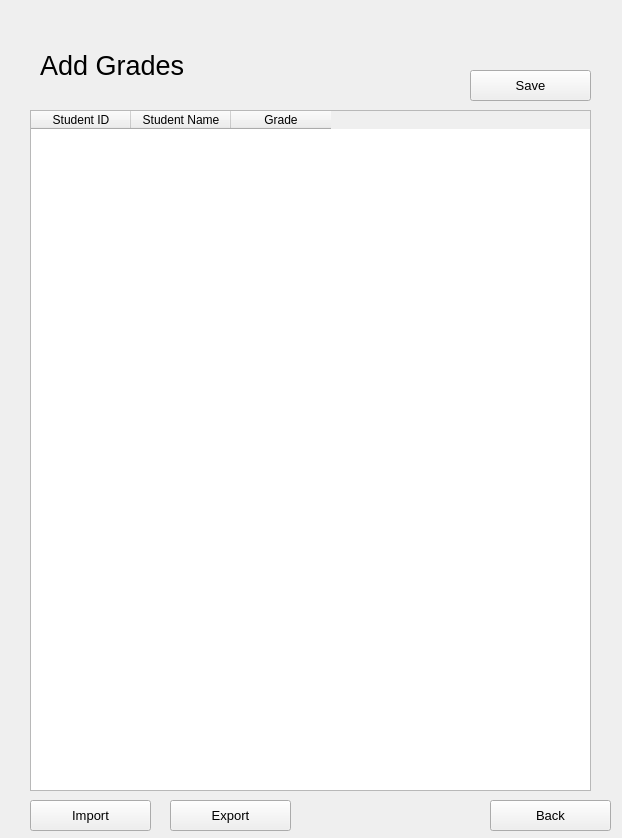
Before: the Qt Designer form resources/UI/addGrade.ui in Poom1997/gman, drawn with Qt 5.
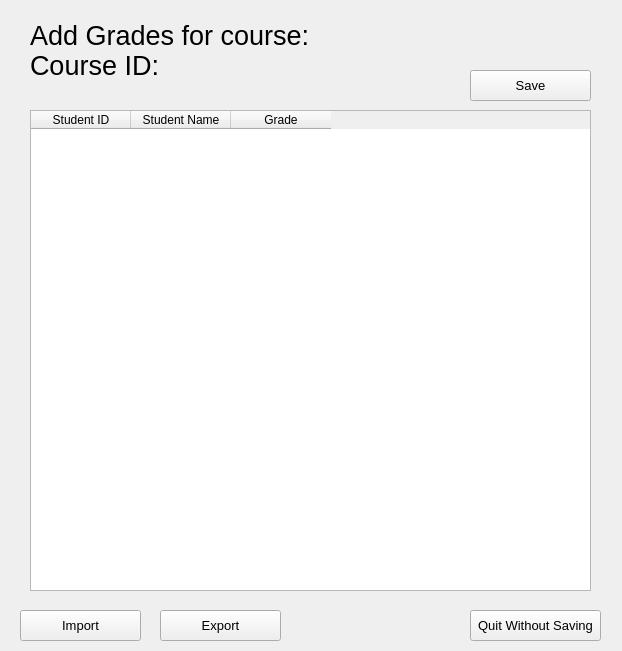
After: the same form once the commit is applied.

Commit message: FinishCourse+GradeProfessor

What changed in the file:
```diff
--- a/resources/UI/addGrade.ui
+++ b/resources/UI/addGrade.ui
@@ -7,7 +7,7 @@
     <x>0</x>
     <y>0</y>
     <width>622</width>
-    <height>838</height>
+    <height>651</height>
    </rect>
   </property>
   <property name="windowTitle">
@@ -16,9 +16,9 @@
   <widget class="QLabel" name="label_3">
    <property name="geometry">
     <rect>
-     <x>40</x>
-     <y>40</y>
-     <width>181</width>
+     <x>30</x>
+     <y>10</y>
+     <width>281</width>
      <height>51</height>
     </rect>
    </property>
@@ -28,7 +28,7 @@
     </font>
    </property>
    <property name="text">
-    <string>Add Grades</string>
+    <string>Add Grades for course:</string>
    </property>
   </widget>
   <widget class="QTableWidget" name="addGradeTable">
@@ -37,7 +37,7 @@
      <x>30</x>
      <y>110</y>
      <width>561</width>
-     <height>681</height>
+     <height>481</height>
     </rect>
    </property>
    <column>
@@ -77,9 +77,9 @@
   <widget class="QPushButton" name="backButton">
    <property name="geometry">
     <rect>
-     <x>490</x>
-     <y>800</y>
-     <width>121</width>
+     <x>470</x>
+     <y>610</y>
+     <width>131</width>
      <height>31</height>
     </rect>
    </property>
@@ -89,14 +89,14 @@
     </font>
    </property>
    <property name="text">
-    <string>Back</string>
+    <string>Quit Without Saving</string>
    </property>
   </widget>
   <widget class="QPushButton" name="importButton">
    <property name="geometry">
     <rect>
-     <x>30</x>
-     <y>800</y>
+     <x>20</x>
+     <y>610</y>
      <width>121</width>
      <height>31</height>
     </rect>
@@ -113,8 +113,8 @@
   <widget class="QPushButton" name="exportButton">
    <property name="geometry">
     <rect>
-     <x>170</x>
-     <y>800</y>
+     <x>160</x>
+     <y>610</y>
      <width>121</width>
      <height>31</height>
     </rect>
@@ -128,6 +128,60 @@
     <string>Export</string>
    </property>
   </widget>
+  <widget class="QLabel" name="label_4">
+   <property name="geometry">
+    <rect>
+     <x>30</x>
+     <y>40</y>
+     <width>281</width>
+     <height>51</height>
+    </rect>
+   </property>
+   <property name="font">
+    <font>
+     <pointsize>20</pointsize>
+    </font>
+   </property>
+   <property name="text">
+    <string>Course ID:</string>
+   </property>
+  </widget>
+  <widget class="QLabel" name="courseID">
+   <property name="geometry">
+    <rect>
+     <x>160</x>
+     <y>40</y>
+     <width>281</width>
+     <height>51</height>
+    </rect>
+   </property>
+   <property name="font">
+    <font>
+     <pointsize>20</pointsize>
+    </font>
+   </property>
+   <property name="text">
+    <string/>
+   </property>
+  </widget>
+  <widget class="QLabel" name="courseName">
+   <property name="geometry">
+    <rect>
+     <x>310</x>
+     <y>10</y>
+     <width>281</width>
+     <height>51</height>
+    </rect>
+   </property>
+   <property name="font">
+    <font>
+     <pointsize>20</pointsize>
+    </font>
+   </property>
+   <property name="text">
+    <string/>
+   </property>
+  </widget>
  </widget>
  <resources/>
  <connections/>
```
The commit also changes 8 other files.
